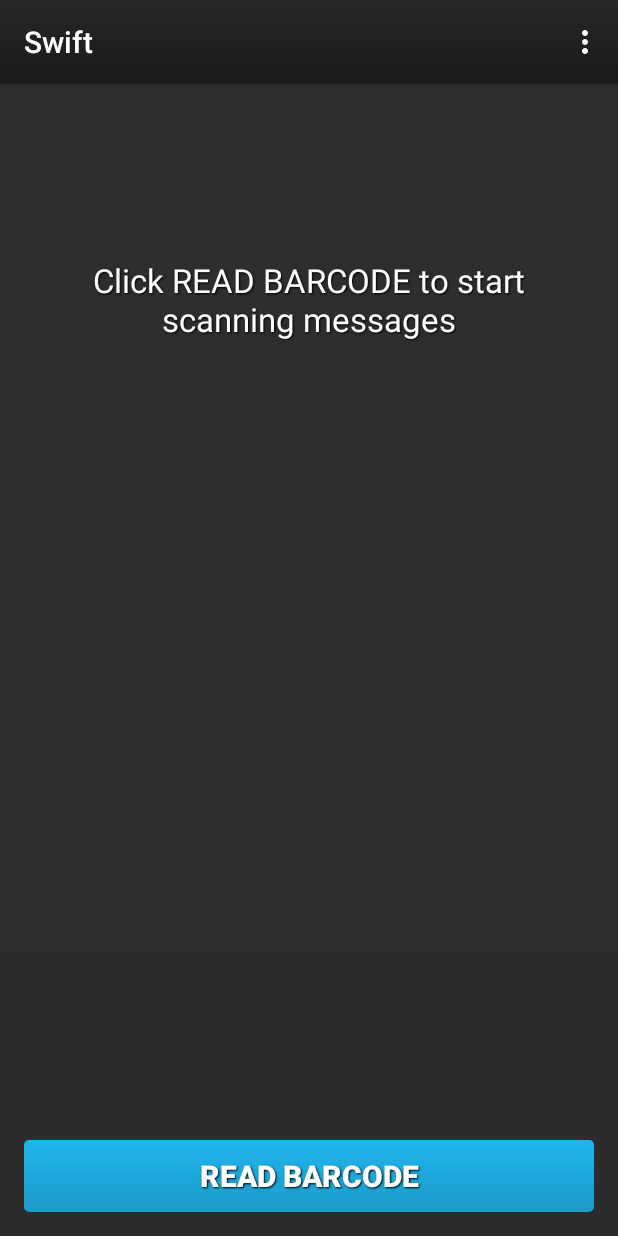
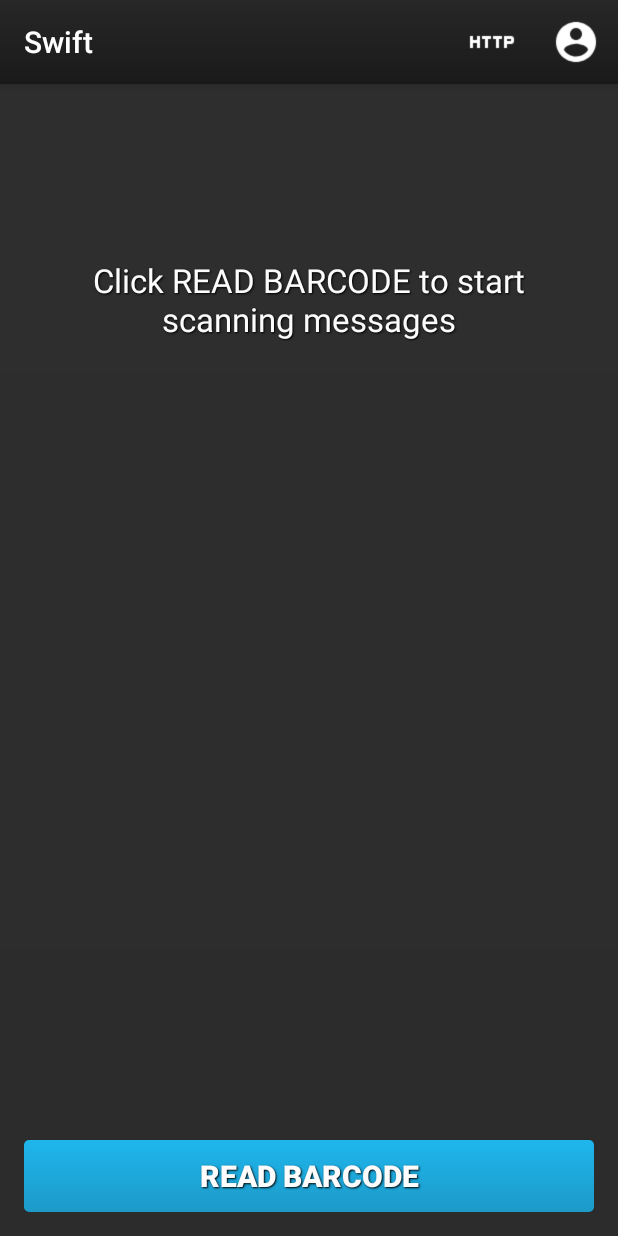
Before and after one commit to af001/Android-Barcode, an Android app: the screen it shows after launch (MainActivity), on a phone screen of 412 x 824 dp. Run offline under Robolectric (Android 15) with nearby library versions, the phone set to English and light mode, and no system bars.

Commit message:
Update icons

```diff
--- a/app/src/main/AndroidManifest.xml
+++ b/app/src/main/AndroidManifest.xml
@@ -9,9 +9,9 @@
 
     <application
         android:allowBackup="true"
-        android:icon="@mipmap/ic_launcher"
+        android:icon="@mipmap/launcher_square"
         android:label="@string/app_name"
-        android:roundIcon="@mipmap/ic_launcher"
+        android:roundIcon="@mipmap/launcher_circle"
         android:supportsRtl="true"
         android:theme="@style/AppTheme">
         <activity
--- a/app/src/main/res/menu/menu_main.xml
+++ b/app/src/main/res/menu/menu_main.xml
@@ -6,19 +6,16 @@
     <item
         android:id="@+id/domain_settings"
         android:orderInCategory="98"
+        android:icon="@drawable/baseline_http_white_48dp"
         android:title="@string/domain_name"
         android:textColor="@color/text"
-        app:showAsAction="never" />
+        app:showAsAction="ifRoom" />
     <item
         android:id="@+id/code_settings"
         android:orderInCategory="99"
+        android:icon="@drawable/baseline_account_circle_white_48dp"
         android:textColor="@color/text"
         android:title="@string/code_name"
-        app:showAsAction="never" />
-    <item
-        android:id="@+id/exit_settings"
-        android:orderInCategory="100"
-        android:textColor="@color/text"
-        android:title="@string/exit_name"
-        app:showAsAction="never" />
+        app:showAsAction="ifRoom" />
+
 </menu>
--- a/app/src/main/res/values/strings.xml
+++ b/app/src/main/res/values/strings.xml
@@ -13,10 +13,11 @@
     <string name="barcode_error">Default values detected! These values can be modified under setting!</string>
     <string name="barcode_exists">QR already scanned!</string>
     <string name="barcode_instruct">Scan all qrcodes on the screen. The camera will close when complete!</string>
+    <string name="exit_application">Press EXIT to quit the application!</string>
     <string name="default_url">https://www.duckduckgo.com</string>
     <string name="default_name">ALABASTER</string>
     <string name="domain_name">Server URL</string>
     <string name="code_name">Team Name</string>
-    <string name="exit_name">Exit</string>
+    <string name="exit_name">EXIT</string>
     <string name="preference_file_key">6352737484736256473883837</string>
 </resources>
```
Also changed, not shown: app/src/main/java/technology/xor/barcode/MainActivity.java (+34 -0 lines), app/src/main/res/drawable/baseline_account_circle_white_48dp.png (added), app/src/main/res/drawable/baseline_http_white_48dp.png (added), app/src/main/res/mipmap-mdpi/ic_launcher.png (deleted), app/src/main/res/mipmap-xhdpi/launcher_circle.png (added), app/src/main/res/mipmap-xhdpi/launcher_square.png (added), app/src/main/res/mipmap-xxhdpi/ic_launcher.png (deleted), app/src/main/res/mipmap-xxxhdpi/ic_launcher.png (deleted).
